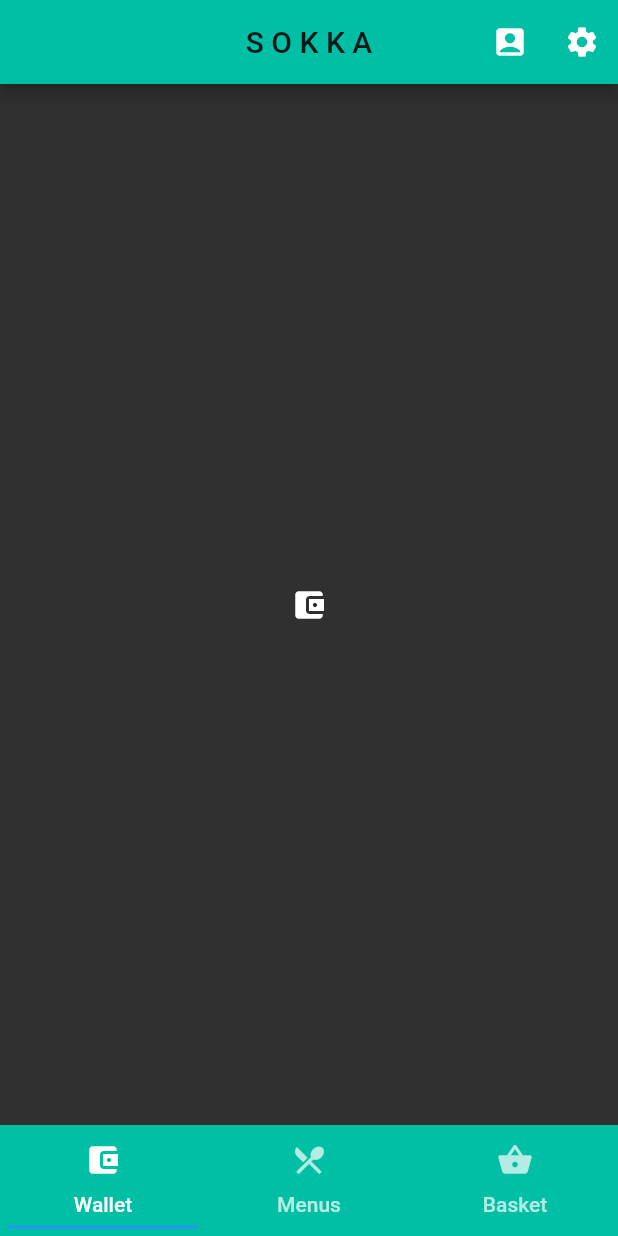
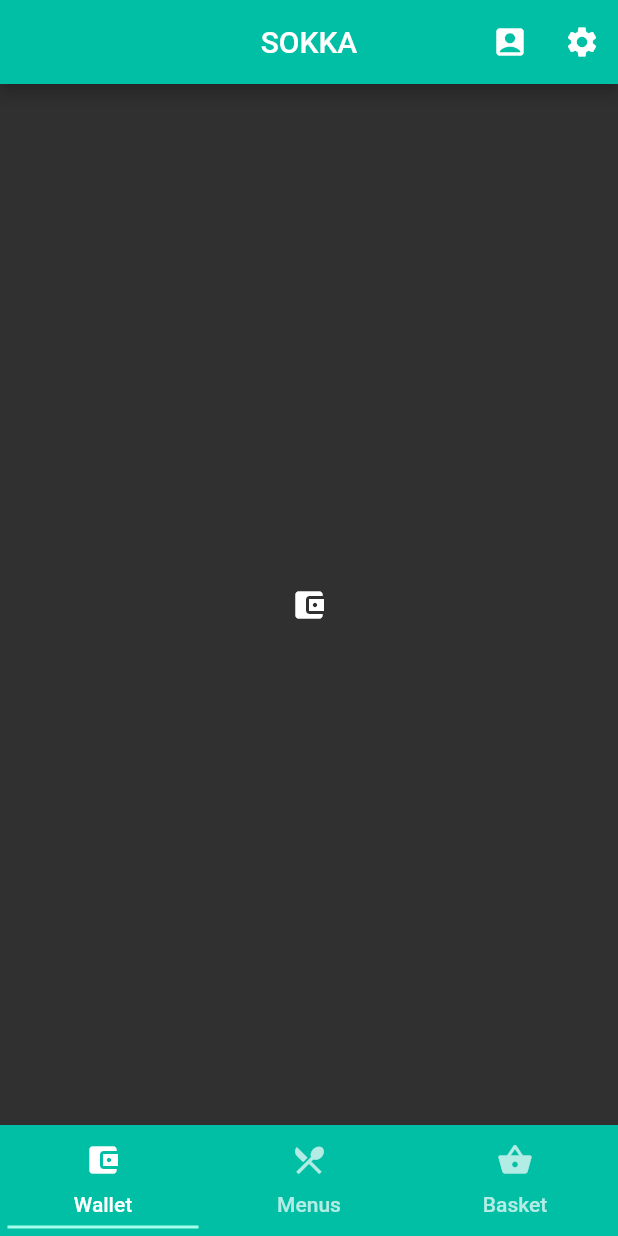
Before and after one commit to htl-anichstrasse/sokka, a Flutter app: the screen it shows after launch, on a phone screen of 412 x 824 dp. Run offline on Flutter 3.47's test engine with Material 2 defaults, Android fonts, the phone set to English and light mode, and no system bars.

Commit message:
tab indicator color

```diff
--- a/client/lib/main.dart
+++ b/client/lib/main.dart
@@ -36,7 +36,7 @@ class _TabController extends State<TabController> {
       length: 3,
       child: Scaffold(
         appBar: AppBar(
-          title: Text('S O K K A'),
+          title: Text('SOKKA', style: TextStyle(color: Colors.white)),
           centerTitle: true,
           actions: <Widget>[
             IconButton(
@@ -70,7 +70,7 @@ Widget menu() {
       unselectedLabelColor: Colors.white70,
       indicatorSize: TabBarIndicatorSize.tab,
       indicatorPadding: EdgeInsets.all(5.0),
-      indicatorColor: Colors.blue,
+      indicatorColor: Colors.tealAccent[100],
       tabs: [
         Tab(text: 'Wallet', icon: Icon(Icons.account_balance_wallet)),
         Tab(text: 'Menus', icon: Icon(Icons.restaurant_menu)),
```
